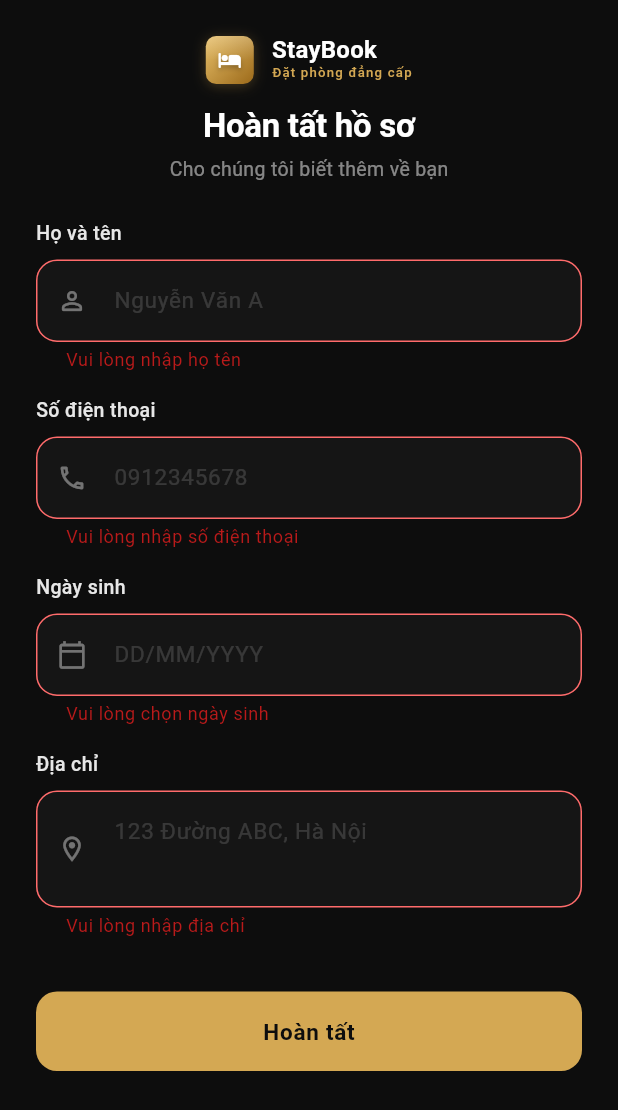
After one commit to linhvodanh2004/prm393-project, a Flutter app: the CompleteProfileScreen screen opened directly, after a tap on "Hoàn tất", on a phone screen of 412 x 824 dp. The commit adds this screen. Shown: the top 1110 px of the screen. Run offline on Flutter 3.47's test engine with Material 3 defaults, Android fonts, the phone set to English and light mode, and no system bars; our stand-ins replace cloud_firestore, firebase_auth, firebase_core, google_sign_in; accounts and stored records are empty; network calls fail; Roboto replaces fonts that are missing (Georgia).

Commit message:
feat: Implement Firebase authentication and user profile completion flow.

```diff
--- a/lib/main.dart
+++ b/lib/main.dart
@@ -5,6 +5,10 @@ import 'firebase_options.dart';
 import 'services/auth_service.dart';
 import 'screens/auth/login_screen.dart';
 import 'screens/home/home_screen.dart';
+
+import 'screens/auth/complete_profile_screen.dart';
+import 'models/user_model.dart';
+import 'package:cloud_firestore/cloud_firestore.dart';
 
 void main() async {
   WidgetsFlutterBinding.ensureInitialized();
@@ -42,10 +46,39 @@ class AuthWrapper extends StatelessWidget {
       builder: (context, snapshot) {
         if (snapshot.connectionState == ConnectionState.active) {
           final User? user = snapshot.data;
-          return user == null ? const LoginScreen() : const HomeScreen();
+
+          if (user == null) {
+            return const LoginScreen();
+          }
+
+          // User is authenticated, check their Firestore profile
+          return FutureBuilder<UserModel?>(
+            future: authService.getUserData(user.uid),
+            builder: (context, userSnapshot) {
+              if (userSnapshot.connectionState == ConnectionState.waiting) {
+                return const Scaffold(
+                  backgroundColor: Color(0xFF0D0D0D),
+                  body: Center(
+                    child: CircularProgressIndicator(color: Color(0xFFD4A853)),
+                  ),
+                );
+              }
+
+              final userModel = userSnapshot.data;
+
+              if (userModel == null || !userModel.hasCompleteProfile) {
+                // Route to incomplete profile page
+                return const CompleteProfileScreen();
+              }
+
+              // Otherwise route to Home
+              return const HomeScreen();
+            },
+          );
         }
         return const Scaffold(
-          body: Center(child: CircularProgressIndicator()),
+          backgroundColor: Color(0xFF0D0D0D),
+          body: Center(child: CircularProgressIndicator(color: Color(0xFFD4A853))),
         );
       },
     );
--- /dev/null
+++ b/lib/screens/auth/complete_profile_screen.dart
@@ -0,0 +1,397 @@
+import 'package:flutter/material.dart';
+import 'package:firebase_auth/firebase_auth.dart';
+import 'package:flutter/services.dart';
+import '../../services/auth_service.dart';
+import '../../models/user_model.dart';
+import '../../widgets/custom_text_field.dart';
+import '../../widgets/app_logo.dart';
+import '../home/home_screen.dart';
+
+class CompleteProfileScreen extends StatefulWidget {
+  const CompleteProfileScreen({super.key});
+
+  @override
+  State<CompleteProfileScreen> createState() => _CompleteProfileScreenState();
+}
+
+class _CompleteProfileScreenState extends State<CompleteProfileScreen>
+    with SingleTickerProviderStateMixin {
+  final _formKey = GlobalKey<FormState>();
+  final AuthService _authService = AuthService();
+  final User? currentUser = FirebaseAuth.instance.currentUser;
+
+  final TextEditingController _fullNameController = TextEditingController();
+  final TextEditingController _phoneController = TextEditingController();
+  final TextEditingController _addressController = TextEditingController();
+  final TextEditingController _dobController = TextEditingController();
+
+  DateTime? _dateOfBirth;
+  String? _errorMessage;
+  bool _isLoading = false;
+
+  late final AnimationController _fadeController;
+  late final Animation<double> _fadeAnimation;
+
+  @override
+  void initState() {
+    super.initState();
+    // Pre-fill the name if Google provided one
+    if (currentUser?.displayName != null) {
+      _fullNameController.text = currentUser!.displayName!;
+    }
+
+    _fadeController = AnimationController(
+      vsync: this,
+      duration: const Duration(milliseconds: 600),
+    );
+    _fadeAnimation = CurvedAnimation(
+      parent: _fadeController,
+      curve: Curves.easeOut,
+    );
+    _fadeController.forward();
+  }
+
+  @override
+  void dispose() {
+    _fadeController.dispose();
+    _fullNameController.dispose();
+    _phoneController.dispose();
+    _addressController.dispose();
+    _dobController.dispose();
+    super.dispose();
+  }
+
+  Future<void> _submitProfile() async {
+    if (!(_formKey.currentState?.validate() ?? false)) return;
+    if (_dateOfBirth == null || currentUser == null) return;
+
+    setState(() {
+      _errorMessage = null;
+      _isLoading = true;
+    });
+
+    final dataToUpdate = {
+      'fullName': _fullNameController.text.trim(),
+      'phoneNumber': _phoneController.text.trim(),
+      'address': _addressController.text.trim(),
+      'dateOfBirth': _dateOfBirth,
+    };
+
+    final success = await _authService.updateUserProfile(
+        currentUser!.uid, dataToUpdate);
+
+    if (mounted) {
+      setState(() => _isLoading = false);
+      if (success) {
+        // Force replace to HomeScreen since AuthWrapper might not react perfectly if only Firestore changed without Auth change
+        Navigator.of(context).pushReplacement(
+          MaterialPageRoute(builder: (_) => const HomeScreen()),
+        );
+      } else {
+        setState(() => _errorMessage = 'Có lỗi xảy ra khi cập nhật hồ sơ. Vui lòng thử lại.');
+      }
+    }
+  }
+
+  @override
+  Widget build(BuildContext context) {
+    return Scaffold(
+      backgroundColor: const Color(0xFF0D0D0D),
+      body: SafeArea(
+        child: FadeTransition(
+          opacity: _fadeAnimation,
+          child: Column(
+            children: [
+              const SizedBox(height: 24),
+              const AppLogoLockup(iconSize: 32, fontSize: 16),
+              const SizedBox(height: 12),
+              const Text(
+                'Hoàn tất hồ sơ',
+                style: TextStyle(
+                  color: Colors.white,
+                  fontSize: 22,
+                  fontWeight: FontWeight.w700,
+                  letterSpacing: -0.2,
+                ),
+              ),
+              const SizedBox(height: 4),
+              Text(
+                'Cho chúng tôi biết thêm về bạn',
+                style: TextStyle(
+                  color: Colors.white.withOpacity(0.5),
+                  fontSize: 13,
+                ),
+              ),
+              const SizedBox(height: 24),
+              Expanded(
+                child: SingleChildScrollView(
+                  padding: const EdgeInsets.symmetric(horizontal: 24),
+                  child: Form(
+                    key: _formKey,
+                    child: Column(
+                      children: [
+                        if (_errorMessage != null) ...[
+                          _ErrorBanner(message: _errorMessage!),
+                          const SizedBox(height: 16),
+                        ],
+                        // Full name
+                        _FormField(
+                          controller: _fullNameController,
+                          label: 'Họ và tên',
+                          hint: 'Nguyễn Văn A',
+                          icon: Icons.person_outline_rounded,
+                          validator: (v) => (v == null || v.trim().isEmpty)
+                              ? 'Vui lòng nhập họ tên'
+                              : null,
+                        ),
+                        const SizedBox(height: 16),
+
+                        // Phone
+                        _FormField(
+                          controller: _phoneController,
+                          label: 'Số điện thoại',
+                          hint: '0912345678',
+                          icon: Icons.phone_outlined,
+                          keyboardType: TextInputType.phone,
+                          inputFormatters: [FilteringTextInputFormatter.digitsOnly],
+                          validator: (v) => (v == null || v.trim().isEmpty)
+                              ? 'Vui lòng nhập số điện thoại'
+                              : null,
+                        ),
+                        const SizedBox(height: 16),
+
+                        // Date of birth
+                        GestureDetector(
+                          onTap: () async {
+                            FocusScope.of(context).unfocus();
+                            final date = await showDatePicker(
+                              context: context,
+                              initialDate: _dateOfBirth ?? DateTime(2000),
+                              firstDate: DateTime(1900),
+                              lastDate: DateTime.now(),
+                              builder: (context, child) {
+                                return Theme(
+                                  data: Theme.of(context).copyWith(
+                                    colorScheme: const ColorScheme.dark(
+                                      primary: Color(0xFFD4A853),
+                                      onPrimary: Colors.black,
+                                      surface: Color(0xFF1A1A1A),
+                                      onSurface: Colors.white,
+                                    ),
+                                  ),
+                                  child: child!,
+                                );
+                              },
+                            );
+                            if (date != null) {
+                              setState(() {
+                                _dateOfBirth = date;
+                                _dobController.text =
+                                "${date.day.toString().padLeft(2, '0')}/${date.month.toString().padLeft(2, '0')}/${date.year}";
+                              });
+                            }
+                          },
+                          child: AbsorbPointer(
+                            child: _FormField(
+                              controller: _dobController,
+                              label: 'Ngày sinh',
+                              hint: 'DD/MM/YYYY',
+                              icon: Icons.calendar_today_outlined,
+                              validator: (v) => _dateOfBirth == null
+                                  ? 'Vui lòng chọn ngày sinh'
+                                  : null,
+                            ),
+                          ),
+                        ),
+                        const SizedBox(height: 16),
+
+                        // Address
+                        _FormField(
+                          controller: _addressController,
+                          label: 'Địa chỉ',
+                          hint: '123 Đường ABC, Hà Nội',
+                          icon: Icons.location_on_outlined,
+                          maxLines: 2,
+                          validator: (v) => (v == null || v.trim().isEmpty)
+                              ? 'Vui lòng nhập địa chỉ'
+                              : null,
+                        ),
+                        const SizedBox(height: 36),
+
+                        // Submit btn
+                        SizedBox(
+                          width: double.infinity,
+                          child: ElevatedButton(
+                            onPressed: _isLoading ? null : _submitProfile,
+                            style: ElevatedButton.styleFrom(
+                              backgroundColor: const Color(0xFFD4A853),
+                              foregroundColor: const Color(0xFF0D0D0D),
+                              padding: const EdgeInsets.symmetric(vertical: 16),
+                              shape: RoundedRectangleBorder(
+                                borderRadius: BorderRadius.circular(14),
+                              ),
+                              elevation: 0,
+                            ),
+                            child: _isLoading
+                                ? const SizedBox(
+                              width: 24,
+                              height: 24,
+                              child: CircularProgressIndicator(
+                                strokeWidth: 2,
+                                color: Color(0xFF0D0D0D),
+                              ),
+                            )
+                                : const Text(
+                              'Hoàn tất',
+                              style: TextStyle(
+                                fontSize: 15,
+                                fontWeight: FontWeight.w700,
+                                letterSpacing: 0.5,
+                              ),
+                            ),
+                          ),
+                        ),
+                        const SizedBox(height: 32),
+                      ],
+                    ),
+                  ),
+                ),
+              ),
+            ],
+          ),
+        ),
+      ),
+    );
+  }
+}
+
+// ─── Reused Widgets from Register ──────────────────────────────────────────
+
+class _FormField extends StatelessWidget {
+  final TextEditingController controller;
+  final String label;
+  final String hint;
+  final IconData icon;
+  final bool isPassword;
+  final TextInputType? keyboardType;
+  final int maxLines;
+  final String? Function(String?)? validator;
+  final List<TextInputFormatter>? inputFormatters;
+
+  const _FormField({
+    required this.controller,
+    required this.label,
+    required this.hint,
+    required this.icon,
+    this.isPassword = false,
+    this.keyboardType,
+    this.maxLines = 1,
+    this.validator,
+    this.inputFormatters,
+  });
+
+  @override
+  Widget build(BuildContext context) {
+    return Column(
+      crossAxisAlignment: CrossAxisAlignment.start,
+      children: [
+        Text(
+          label,
+          style: TextStyle(
+            color: Colors.white.withOpacity(0.9),
+            fontSize: 13,
+            fontWeight: FontWeight.w500,
+          ),
+        ),
+        const SizedBox(height: 8),
+        TextFormField(
+          controller: controller,
+          obscureText: isPassword,
+          keyboardType: keyboardType,
+          maxLines: maxLines,
+          style: const TextStyle(color: Colors.white, fontSize: 15),
+          cursorColor: const Color(0xFFD4A853),
+          validator: validator,
+          inputFormatters: inputFormatters,
+          decoration: InputDecoration(
+            hintText: hint,
+            hintStyle: TextStyle(
+              color: Colors.white.withOpacity(0.15),
+              fontSize: 15,
+            ),
+            prefixIcon: Icon(
+              icon,
+              color: Colors.white.withOpacity(0.4),
+              size: 20,
+            ),
+            filled: true,
+            fillColor: Colors.white.withOpacity(0.03),
+            enabledBorder: OutlineInputBorder(
+              borderRadius: BorderRadius.circular(14),
+              borderSide: BorderSide(
+                color: Colors.white.withOpacity(0.08),
+                width: 1,
+              ),
+            ),
+            focusedBorder: OutlineInputBorder(
+              borderRadius: BorderRadius.circular(14),
+              borderSide: const BorderSide(
+                color: Color(0xFFD4A853),
+                width: 1.5,
+              ),
+            ),
+            errorBorder: OutlineInputBorder(
+              borderRadius: BorderRadius.circular(14),
+              borderSide: const BorderSide(
+                color: Color(0xFFFF6B6B),
+                width: 1,
+              ),
+            ),
+            focusedErrorBorder: OutlineInputBorder(
+              borderRadius: BorderRadius.circular(14),
+              borderSide: const BorderSide(
+                color: Color(0xFFFF6B6B),
+                width: 1.5,
+              ),
+            ),
+            contentPadding: const EdgeInsets.symmetric(
+              horizontal: 16,
+              vertical: 16,
+            ),
+          ),
+        ),
+      ],
+    );
+  }
+}
+
+class _ErrorBanner extends StatelessWidget {
+  final String message;
+  const _ErrorBanner({required this.message});
+
+  @override
+  Widget build(BuildContext context) {
+    return Container(
+      padding: const EdgeInsets.symmetric(horizontal: 16, vertical: 12),
+      decoration: BoxDecoration(
+        color: Colors.red.withOpacity(0.08),
+        borderRadius: BorderRadius.circular(12),
+        border: Border.all(color: Colors.red.withOpacity(0.25)),
+      ),
+      child: Row(
+        children: [
+          const Icon(Icons.error_outline_rounded,
+              color: Color(0xFFFF6B6B), size: 18),
+          const SizedBox(width: 10),
+          Expanded(
+            child: Text(
+              message,
+              style: const TextStyle(
+                  color: Color(0xFFFF6B6B), fontSize: 13, height: 1.4),
+            ),
+          ),
+        ],
+      ),
+    );
+  }
+}
--- a/lib/services/auth_service.dart
+++ b/lib/services/auth_service.dart
@@ -118,6 +118,17 @@ class AuthService {
     }
   }
 
+  // Update user profile in Firestore
+  Future<bool> updateUserProfile(String uid, Map<String, dynamic> data) async {
+    try {
+      await _firestore.collection('users').doc(uid).set(data, SetOptions(merge: true));
+      return true;
+    } catch (e) {
+      print('Update user profile error: ${e.toString()}');
+      return false;
+    }
+  }
+
   // Sign out
   Future<void> signOut() async {
     await _googleSignIn.signOut();
```
Also changed, not shown: 1 other file.
